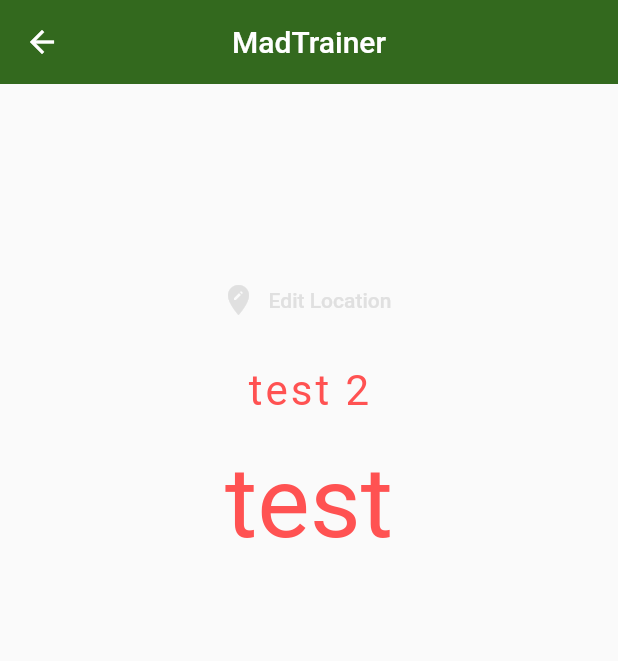
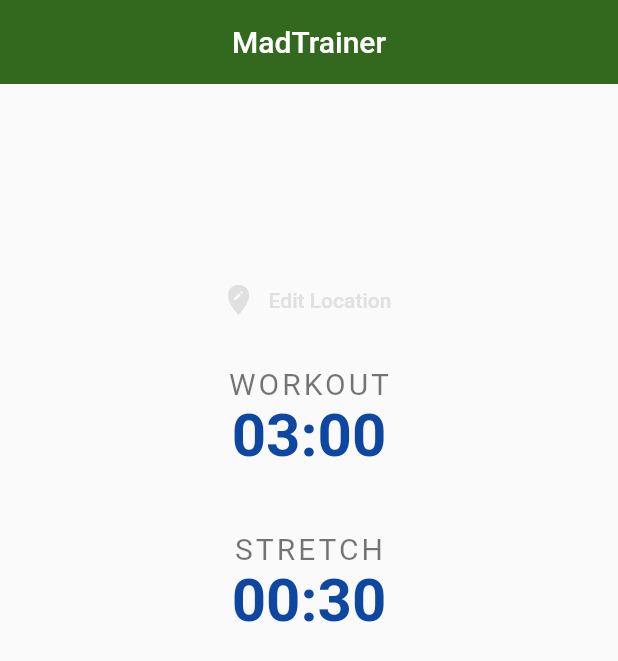
Before and after one commit to caloriscz/madtrainer, a Flutter app: the screen it shows after launch, on a phone screen of 412 x 824 dp. Shown: the top 661 px of the screen. Run offline on Flutter 3.47's test engine with Material 2 defaults, Android fonts, the phone set to English and light mode, and no system bars.

Commit message:
removing load page because of errors workout an text information

```diff
--- a/lib/pages/home.dart
+++ b/lib/pages/home.dart
@@ -1,3 +1,4 @@
+import 'package:flutter/cupertino.dart';
 import 'package:flutter/material.dart';
 
 class Home extends StatefulWidget {
@@ -10,7 +11,6 @@ class _HomeState extends State<Home> {
 
   @override
   Widget build(BuildContext context) {
-
     return Scaffold(
       appBar: AppBar(
         backgroundColor: Colors.lightGreen[900],
@@ -25,7 +25,7 @@ class _HomeState extends State<Home> {
             child: Column(
               children: <Widget>[
                 FlatButton.icon(
-                  onPressed: () { },
+                  onPressed: () {},
                   icon: Icon(
                     Icons.edit_location,
                     color: Colors.grey[300],
@@ -42,23 +42,52 @@ class _HomeState extends State<Home> {
                   mainAxisAlignment: MainAxisAlignment.center,
                   children: <Widget>[
                     Text(
-                      'test 2',
+                      'Workout'.toUpperCase(),
                       style: TextStyle(
-                        fontSize: 28.0,
+                        fontSize: 20.0,
                         letterSpacing: 2.0,
-                        color: Colors.redAccent,
+                        color: Colors.black54,
                       ),
                     ),
                   ],
                 ),
-                SizedBox(height: 20.0),
-                Text(
-                    'test',
-                    style: TextStyle(
-                        fontSize: 66.0,
-                        color: Colors.redAccent
-                    )
+                Row(
+                  mainAxisAlignment: MainAxisAlignment.center,
+                  children: <Widget>[
+                    Text(
+                      '03:00',
+                      style: TextStyle(
+                        fontSize: 40.0,
+                        color: Colors.blue[900],
+                        fontWeight: FontWeight.bold,
+                      ),
+                    ),
+                  ],
                 ),
+                SizedBox(height: 40.0),
+                Row(
+                  mainAxisAlignment: MainAxisAlignment.center,
+                  children: <Widget>[
+                    Text('Stretch'.toUpperCase(),
+                        style: TextStyle(
+                          fontSize: 20.0,
+                          color: Colors.black54,
+                          letterSpacing: 2.0,
+                        )),
+                  ],
+                ),
+                Row(
+                  mainAxisAlignment: MainAxisAlignment.center,
+                  children: <Widget>[
+                    Text(
+                      '00:30',
+                      style: TextStyle(
+                          fontSize: 40.0,
+                          fontWeight: FontWeight.bold,
+                          color: Colors.blue[900]),
+                    ),
+                  ],
+                )
               ],
             ),
           ),
```
Also changed, not shown: lib/main.dart (+1 -6 lines), lib/pages/loading.dart (deleted, +0 -38 lines).
